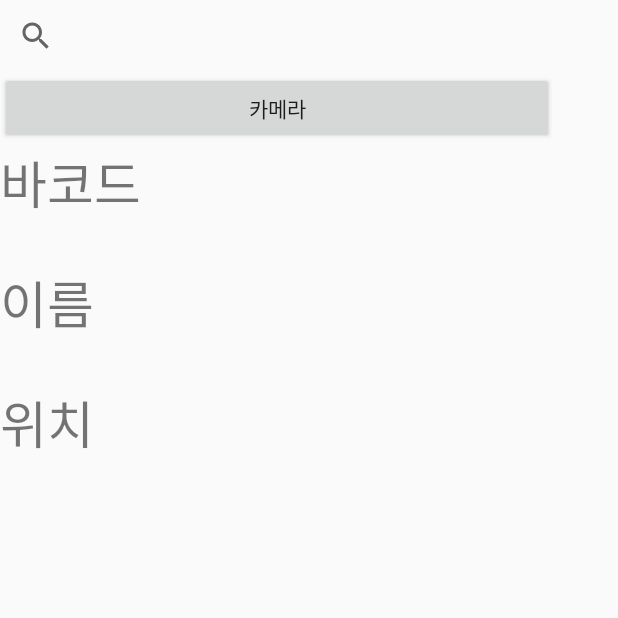
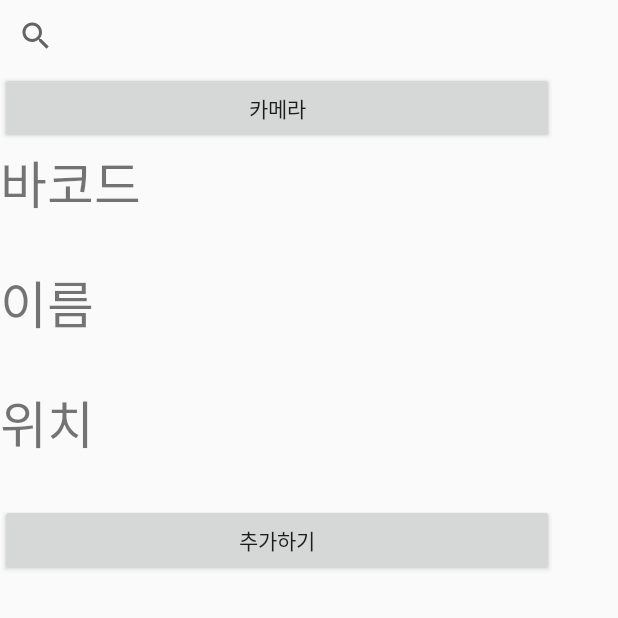
Before and after one commit to van1164/MY_GS, an Android app built with Jetpack Compose: the screen it shows after launch (MainActivity), on a phone screen of 412 x 824 dp, the top half of it. Run offline under Robolectric (Android 15) with nearby library versions, the phone set to English and light mode, and no system bars.

Commit message:
Update main_layout.xml

```diff
--- a/Android/My_GS/app/src/main/res/layout/main_layout.xml
+++ b/Android/My_GS/app/src/main/res/layout/main_layout.xml
@@ -63,5 +63,17 @@
                 android:text="위치"
                 android:textSize="34sp" />
         </TableRow>
+
+        <TableRow
+            android:layout_width="match_parent"
+            android:layout_height="match_parent">
+
+            <Button
+                android:id="@+id/Add_barcode"
+                android:layout_width="wrap_content"
+                android:layout_height="wrap_content"
+                android:text="추가하기" />
+        </TableRow>
     </TableLayout>
+
 </LinearLayout>
```
